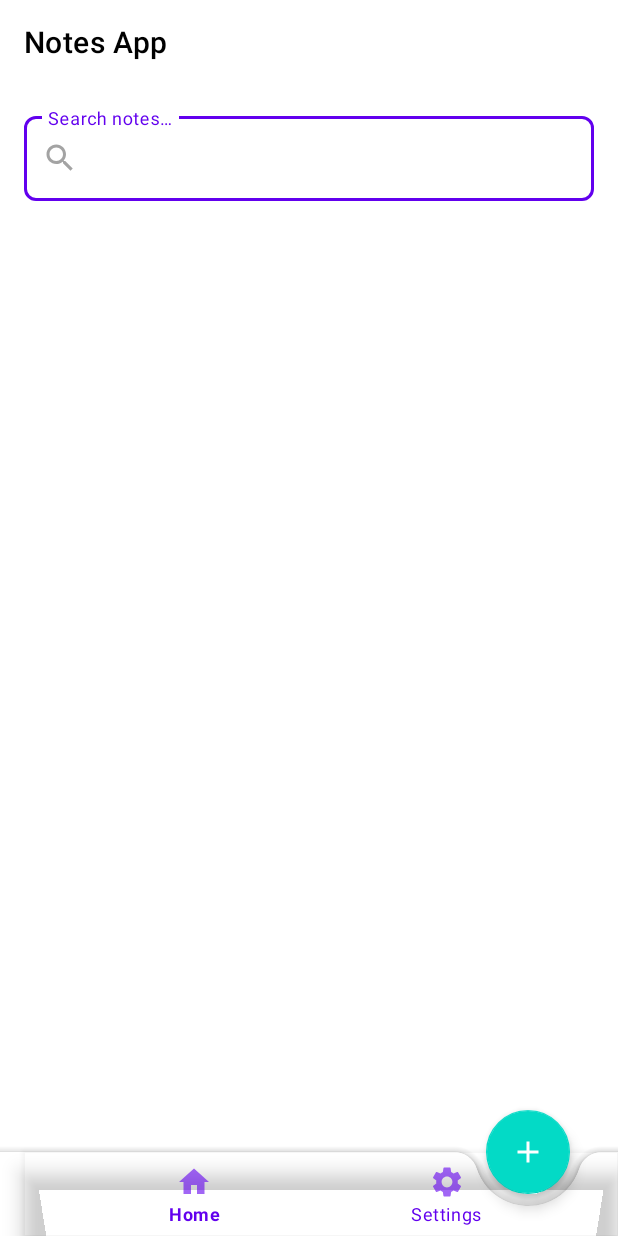
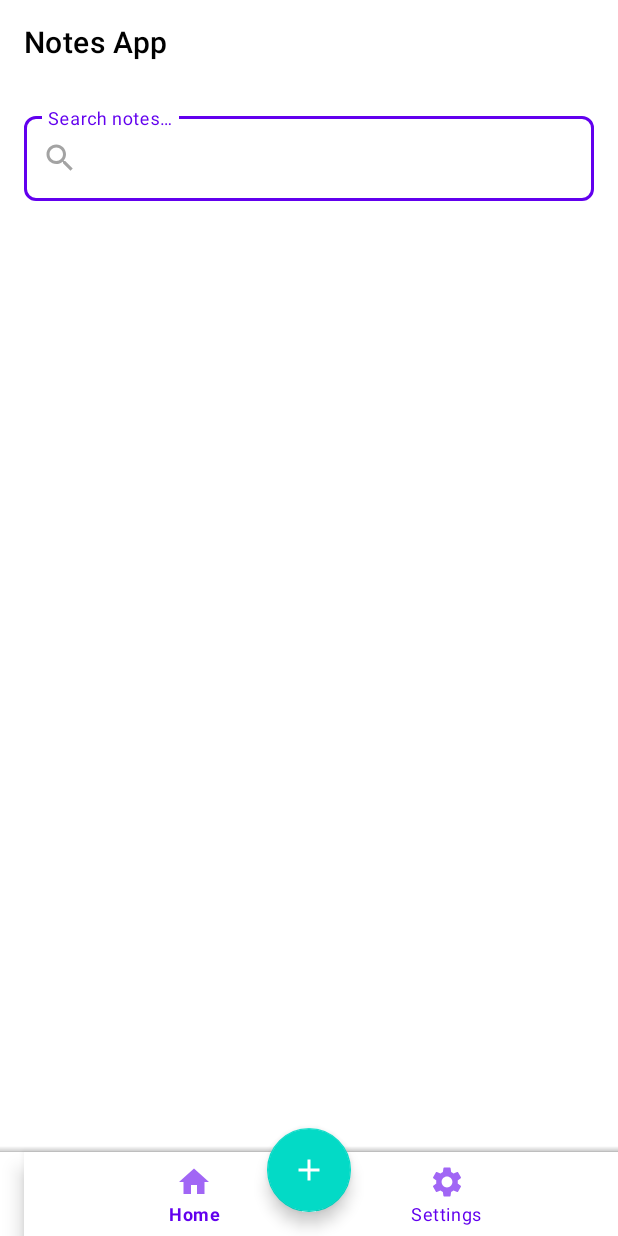
Before and after one commit to SHabaj-dev/Notes-Application, an Android app: the screen it shows after launch (MainActivity), on a phone screen of 412 x 824 dp. Run offline under Robolectric (Android 15) with nearby library versions, the phone set to English and light mode, and no system bars; our stand-ins replace Dagger/Hilt's generated code, Room's generated code, navigation-ui; Roboto replaces fonts that are not available here.

Commit message:
fix: center FAB and improve bottom navigation UI

```diff
--- a/app/src/main/java/com/example/notesapp/MainActivity.kt
+++ b/app/src/main/java/com/example/notesapp/MainActivity.kt
@@ -43,8 +43,12 @@ class MainActivity : AppCompatActivity() {
 
         // Handle navigation destination changes
         navController.addOnDestinationChangedListener { _, destination, _ ->
-            // Show/hide FAB based on destination
+            val isEditNote = destination.id == R.id.navigation_edit_note
+
+            // Show/hide FAB and BottomAppBar based on destination
             binding.fab.isVisible = destination.id == R.id.navigation_home
+            binding.bottomAppBar.isVisible = !isEditNote
+            binding.bottomNavigation.isVisible = !isEditNote
 
             // Set toolbar title based on destination
             when (destination.id) {
--- a/app/src/main/java/com/example/notesapp/ui/edit/EditNoteFragment.kt
+++ b/app/src/main/java/com/example/notesapp/ui/edit/EditNoteFragment.kt
@@ -12,6 +12,7 @@ import androidx.lifecycle.lifecycleScope
 import androidx.navigation.fragment.findNavController
 import androidx.navigation.fragment.navArgs
 import coil.load
+import com.example.notesapp.MainActivity
 import com.example.notesapp.R
 import com.example.notesapp.data.entity.Note
 import com.example.notesapp.databinding.FragmentEditNoteBinding
@@ -68,6 +69,9 @@ class EditNoteFragment : Fragment() {
         binding.toolbar.setNavigationOnClickListener {
             findNavController().navigateUp()
         }
+
+        // Hide the main activity's toolbar
+        (requireActivity() as MainActivity).supportActionBar?.hide()
     }
 
     private fun setupBottomAppBar() {
@@ -161,6 +165,8 @@ class EditNoteFragment : Fragment() {
 
     override fun onDestroyView() {
         super.onDestroyView()
+        // Show the main activity's toolbar when leaving the fragment
+        (requireActivity() as MainActivity).supportActionBar?.show()
         _binding = null
     }
 }
--- a/app/src/main/java/com/example/notesapp/ui/home/HomeFragment.kt
+++ b/app/src/main/java/com/example/notesapp/ui/home/HomeFragment.kt
@@ -66,11 +66,11 @@ class HomeFragment : Fragment() {
     }
 
     private fun setupFab() {
-        binding.fabAddNote.setOnClickListener {
-            findNavController().navigate(
-                HomeFragmentDirections.actionHomeToEdit(-1L)
-            )
-        }
+//        binding.fabAddNote.setOnClickListener {
+//            findNavController().navigate(
+//                HomeFragmentDirections.actionHomeToEdit(-1L)
+//            )
+//        }
     }
 
     private fun observeNotes() {
--- a/app/src/main/res/layout/activity_main.xml
+++ b/app/src/main/res/layout/activity_main.xml
@@ -38,16 +38,17 @@
         app:backgroundTint="?attr/colorSurface"
         app:tint="?attr/colorOnSurface"
         app:elevation="8dp"
-        app:fabAlignmentMode="end"
+        app:fabAlignmentMode="center"
         app:fabCradleMargin="8dp"
         app:fabCradleRoundedCornerRadius="16dp"
+        app:fabCradleVerticalOffset="0dp"
         app:hideOnScroll="true">
 
         <com.google.android.material.bottomnavigation.BottomNavigationView
             android:id="@+id/bottom_navigation"
             android:layout_width="match_parent"
             android:layout_height="wrap_content"
-            android:background="@android:color/transparent"
+            android:background="?attr/colorSurface"
             app:itemIconTint="?attr/colorPrimary"
             app:itemTextColor="?attr/colorPrimary"
             app:labelVisibilityMode="labeled"
@@ -59,9 +60,11 @@
         android:id="@+id/fab"
         android:layout_width="wrap_content"
         android:layout_height="wrap_content"
+        android:layout_margin="16dp"
         android:contentDescription="@string/add_note"
         android:src="@drawable/ic_add"
         app:layout_anchor="@id/bottom_app_bar"
+        app:layout_anchorGravity="center"
         app:tint="?attr/colorOnPrimary" />
 
 </androidx.coordinatorlayout.widget.CoordinatorLayout>
--- a/app/src/main/res/layout/fragment_home.xml
+++ b/app/src/main/res/layout/fragment_home.xml
@@ -39,4 +39,14 @@
         android:padding="8dp"
         app:layout_behavior="@string/appbar_scrolling_view_behavior" />
 
+    <com.google.android.material.bottomappbar.BottomAppBar
+        android:id="@+id/bottom_app_bar"
+        android:layout_width="match_parent"
+        android:layout_height="wrap_content"
+        android:layout_gravity="bottom"
+        app:fabAlignmentMode="end"
+        app:fabCradleMargin="8dp"
+        app:fabCradleRoundedCornerRadius="16dp"
+        app:hideOnScroll="true" />
+
 </androidx.coordinatorlayout.widget.CoordinatorLayout>
```
